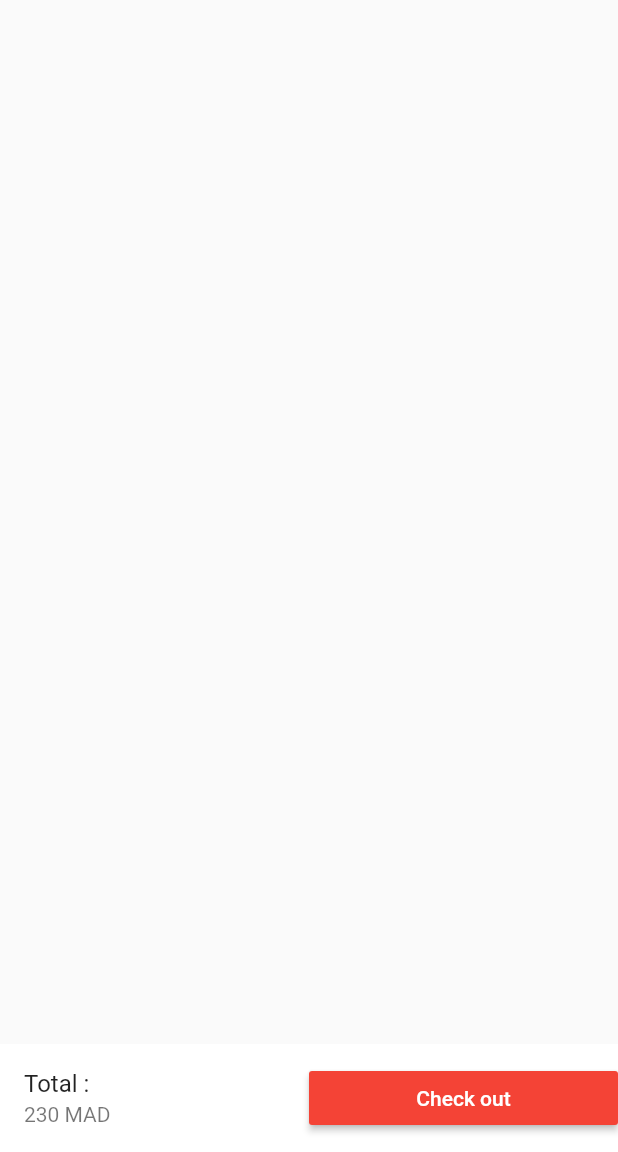
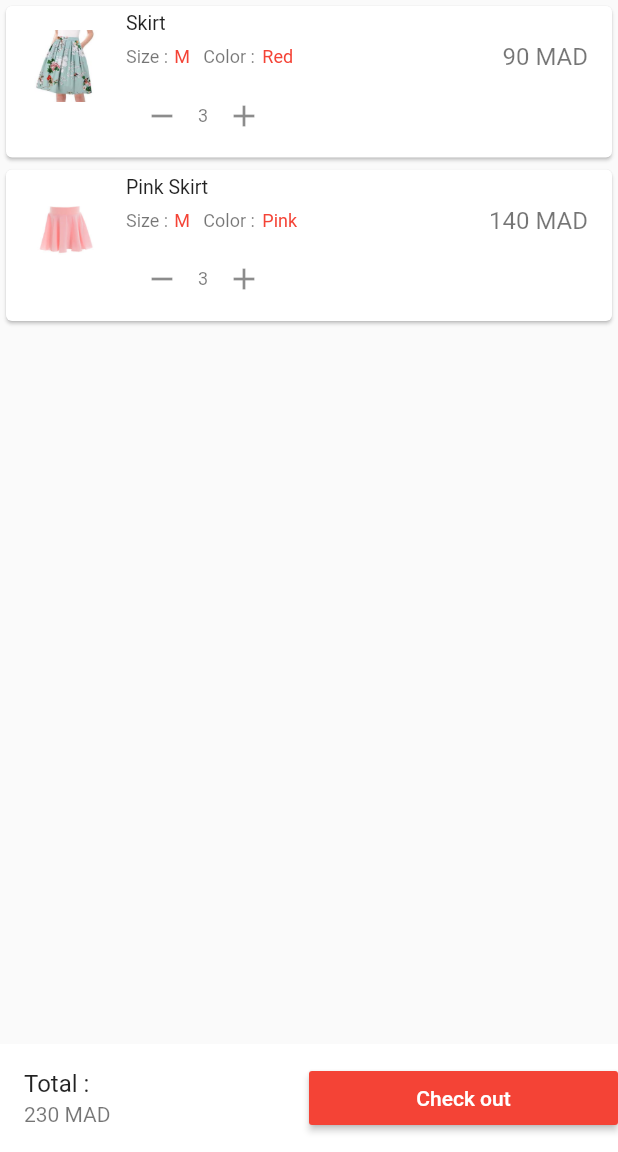
Before and after one commit to mouhsineelachbi/ShopApp, a Flutter app: the ShoppingCart screen opened directly, on a phone screen of 412 x 824 dp, the part 84-1236 px from its top. Run offline on Flutter 3.47's test engine with Material 2 defaults, Android fonts, the phone set to English and light mode, and no system bars; our stand-ins replace carousel_pro.

Commit message:
finished cart product with quantity, price, color, size and name product

```diff
--- /dev/null
+++ b/lib/components/cart_product.dart
@@ -0,0 +1,73 @@
+import 'package:flutter/cupertino.dart';
+import 'package:flutter/material.dart';
+
+class CartProduct extends StatelessWidget {
+  final cart_product_name;
+  final cart_product_picture;
+  final cart_product_price;
+  final cart_product_color;
+  final cart_product_size;
+  final cart_product_quantity;
+
+  CartProduct({
+    this.cart_product_name,
+    this.cart_product_price,
+    this.cart_product_picture,
+    this.cart_product_color,
+    this.cart_product_quantity,
+    this.cart_product_size
+    });
+
+  @override
+  Widget build(BuildContext context) {
+    return Card(
+      child: ListTile(
+        dense:true,
+        leading: Image.asset(cart_product_picture),
+        title: Text(cart_product_name),
+        subtitle: Column(
+          children: [
+            Row(
+              children: [
+                // Section for product size
+                Padding(
+                  padding: EdgeInsets.all(0.0),
+                  child: Text("Size : "),
+                ),
+                Padding(
+                  padding: EdgeInsets.all(1.0),
+                  child: Text("${cart_product_size}", style: TextStyle(color: Colors.red),),
+                ),
+                // Section for product Color
+                Padding(
+                  padding: EdgeInsets.fromLTRB(8.0, 8.0, 1.0, 8.0),
+                  child: Text("Color : "),
+                ),
+                Padding(
+                  padding: EdgeInsets.all(1.0),
+                  child: Text("${cart_product_color}", style: TextStyle(color: Colors.red),),
+                ),
+                Expanded(
+                  child: Container(
+                    alignment: Alignment.centerRight,
+                    child: Text("${cart_product_price} MAD", style: TextStyle(fontSize: 16.0),),
+                  ),
+                ),
+              ],
+            ),
+            new Container(
+              alignment: Alignment.centerRight,
+              child: Row(
+                  children: [
+                    new  IconButton(icon: new Icon(Icons.remove),onPressed: (){}),
+                    new Text("${cart_product_quantity}"),
+                    new IconButton(icon: new Icon(Icons.add),onPressed: (){})
+                  ],
+              ),
+            ),
+          ],
+        ),
+      )
+    );
+  }
+}
--- /dev/null
+++ b/lib/components/cart_product_list.dart
@@ -0,0 +1,47 @@
+import 'package:ecommerce/components/cart_product.dart';
+import 'package:flutter/material.dart';
+
+class CartProductList extends StatefulWidget {
+  @override
+  _CartProductListState createState() => _CartProductListState();
+}
+
+class _CartProductListState extends State<CartProductList> {
+  var Product_in_cart = [
+    {
+      "name": "Skirt",
+      "picture" : "images/products/skt1.jpeg",
+      "price": 90,
+      "size": "M",
+      "color": "Red",
+      "quantity": 3,
+    },
+    {
+      "name": "Pink Skirt",
+      "picture" : "images/products/skt2.jpeg",
+      "price": 140,
+      "size": "M",
+      "color": "Pink",
+      "quantity": 3,
+    },
+  ];
+
+  @override
+  Widget build(BuildContext context) {
+    return ListView.builder(
+      scrollDirection: Axis.vertical,
+      shrinkWrap: true,
+      itemCount: Product_in_cart.length,
+      itemBuilder: (context, index){
+        return CartProduct(
+          cart_product_name: Product_in_cart[index]['name'],
+          cart_product_picture: Product_in_cart[index]['picture'],
+          cart_product_price: Product_in_cart[index]['price'],
+          cart_product_size: Product_in_cart[index]['size'],
+          cart_product_color: Product_in_cart[index]['color'],
+          cart_product_quantity: Product_in_cart[index]['quantity'],
+        );
+      },
+    );
+  }
+}
--- a/lib/pages/shopping_cart.dart
+++ b/lib/pages/shopping_cart.dart
@@ -1,3 +1,4 @@
+import 'package:ecommerce/components/cart_product_list.dart';
 import 'package:flutter/material.dart';
 
 class ShoppingCart extends StatefulWidget {
@@ -21,6 +22,7 @@ class _ShoppingCartState extends State<ShoppingCart> {
         ),
         ],
       ),
+      body: new CartProductList(),
       bottomNavigationBar: new Container(
         color: Colors.white,
         child: Row(
```
